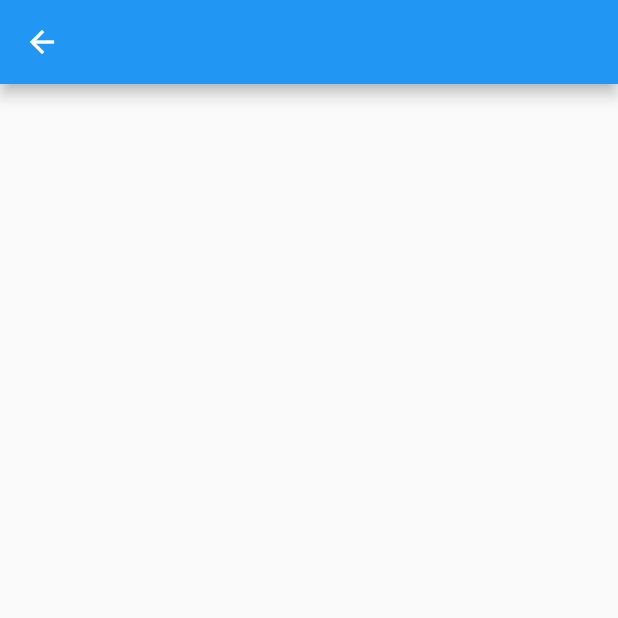
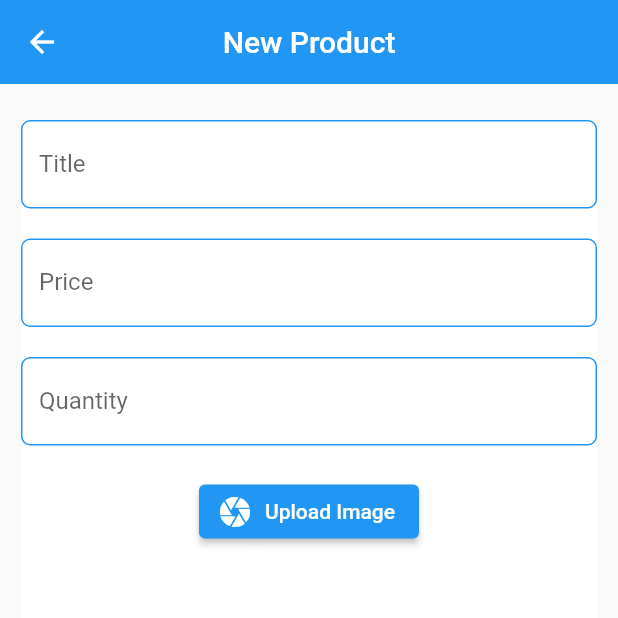
Before and after one commit to Brian-mula/email-pos, a Flutter app: the screen it shows once a user with an empty profile is signed in, after a tap on the "add" icon, on a phone screen of 412 x 824 dp, the top half of it. Run offline on Flutter 3.47's test engine with Material 2 defaults, Android fonts, the phone set to English and light mode, and no system bars; our stand-ins replace cloud_firestore, firebase_auth, firebase_core, flutter_riverpod; accounts and stored records are empty.

```diff
--- a/lib/models/product_models.dart
+++ b/lib/models/product_models.dart
@@ -6,6 +6,7 @@ class ProductModel {
   String? id;
   String title;
   String category;
+  String image;
   int price;
   int quantity;
 
@@ -14,14 +15,16 @@ class ProductModel {
       required this.title,
       required this.quantity,
       required this.price,
-      required this.category});
+      required this.category,
+      required this.image});
 
   Map<String, dynamic> toSnapshot() {
     return {
       'title': title,
       'category': category,
       'price': price,
-      'quantity': quantity
+      'quantity': quantity,
+      'image': image
     };
   }
 
@@ -30,7 +33,8 @@ class ProductModel {
         title = doc.data()!['title'],
         price = doc.data()!['price'],
         quantity = doc.data()!['quantity'] ?? 0,
-        category = doc.data()!['category'];
+        category = doc.data()!['category'],
+        image = doc.data()!['image'];
 
   String toJson() => json.encode(toSnapshot());
 
--- a/lib/views/home_view.dart
+++ b/lib/views/home_view.dart
@@ -47,12 +47,21 @@ class _HomeViewState extends ConsumerState<HomeView> {
       ),
       drawer: Drawer(
         child: ListView(
-          children: const [
-            DrawerHeader(
-                child: CircleAvatar(
-              radius: 20,
-              backgroundImage: AssetImage("assets/images/man.png"),
-            ))
+          children: [
+            UserAccountsDrawerHeader(
+                currentAccountPicture: const CircleAvatar(
+                  backgroundImage: AssetImage("assets/images/man.png"),
+                ),
+                accountName: Text(auth.currentUser!.displayName!),
+                accountEmail: Text(auth.currentUser!.email!)),
+            const ListTile(
+              leading: Icon(Icons.home),
+              title: Text("Home"),
+            ),
+            const ListTile(
+              leading: Icon(Icons.store),
+              title: Text("New Product"),
+            )
           ],
         ),
       ),
--- a/lib/views/new_product.dart
+++ b/lib/views/new_product.dart
@@ -1,3 +1,4 @@
+import 'package:emailpos/widgets/custome_input.dart';
 import 'package:flutter/material.dart';
 import 'package:flutter_riverpod/flutter_riverpod.dart';
 
@@ -9,10 +10,53 @@ class NewProduct extends ConsumerStatefulWidget {
 }
 
 class _NewProductState extends ConsumerState<NewProduct> {
+  TextEditingController titleController = TextEditingController();
+  TextEditingController priceController = TextEditingController();
+  TextEditingController quantityController = TextEditingController();
   @override
   Widget build(BuildContext context) {
     return Scaffold(
-      appBar: AppBar(),
+      appBar: AppBar(
+        title: const Text("New Product"),
+        centerTitle: true,
+        elevation: 0.0,
+      ),
+      body: Container(
+        padding: const EdgeInsets.only(left: 10, right: 10, top: 20),
+        child: Card(
+          elevation: 0,
+          child: Form(
+              child: Column(
+            children: [
+              CustomeInput(
+                  controller: titleController,
+                  labelText: "Title",
+                  textInputType: TextInputType.text),
+              const SizedBox(
+                height: 20,
+              ),
+              CustomeInput(
+                  controller: priceController,
+                  labelText: "Price",
+                  textInputType: TextInputType.number),
+              const SizedBox(
+                height: 20,
+              ),
+              CustomeInput(
+                  controller: quantityController,
+                  labelText: "Quantity",
+                  textInputType: TextInputType.number),
+              const SizedBox(
+                height: 20,
+              ),
+              ElevatedButton.icon(
+                  onPressed: () {},
+                  icon: const Icon(Icons.camera),
+                  label: const Text("Upload Image"))
+            ],
+          )),
+        ),
+      ),
     );
   }
 }
--- a/pubspec.yaml
+++ b/pubspec.yaml
@@ -40,6 +40,8 @@ dependencies:
   firebase_core: ^2.4.0
   firebase_auth: ^4.2.0
   cloud_firestore: ^4.2.0
+  image_picker: ^0.8.6
+  firebase_storage: ^11.0.7
 
 dev_dependencies:
   flutter_test:
```
Also changed, not shown: pubspec.lock, 1 other file.
